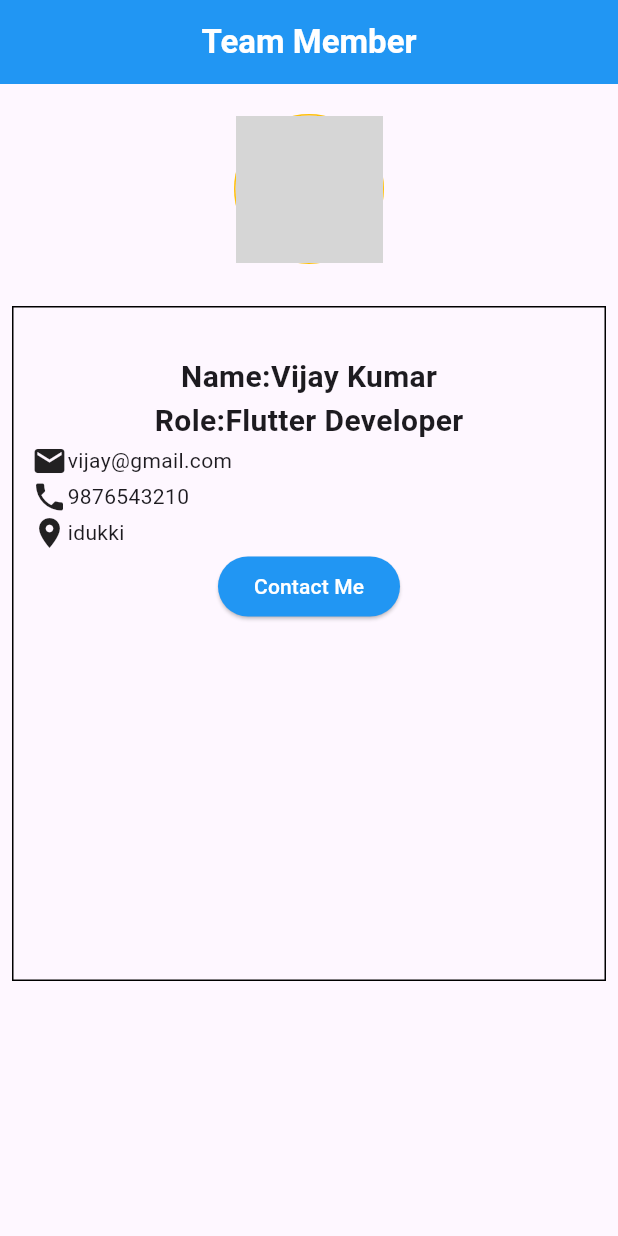
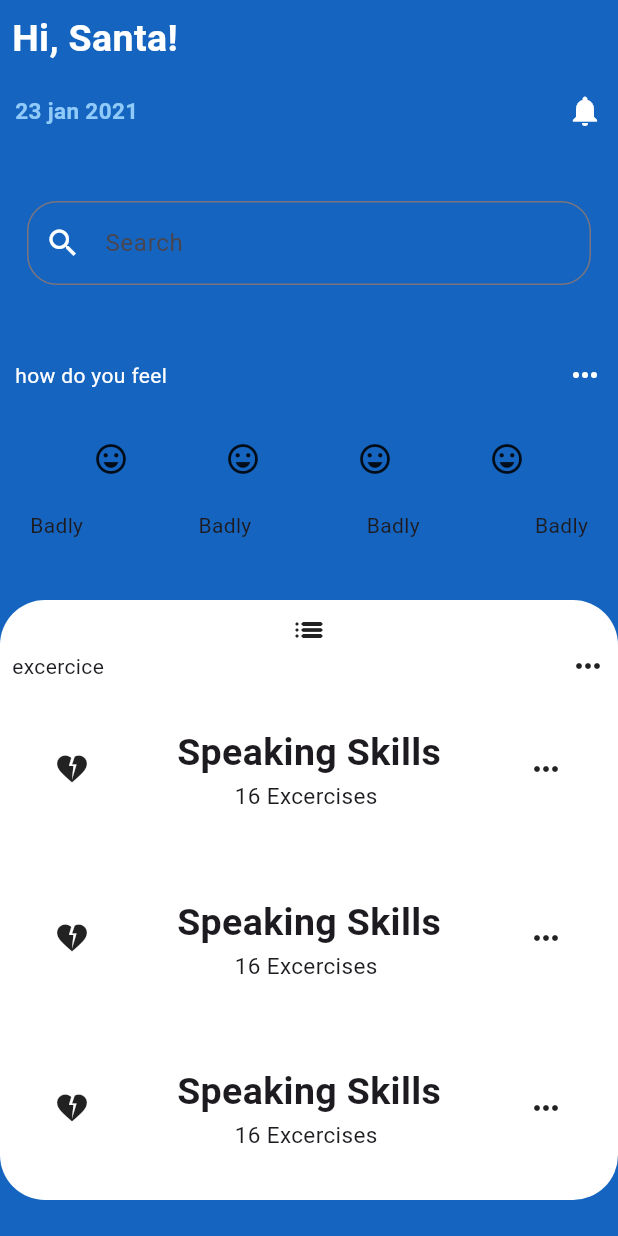
Before and after one commit to prasanth-webdocs/flutterdev, a Flutter app: the screen it shows after launch, on a phone screen of 412 x 824 dp. Run offline on Flutter 3.47's test engine with Material 3 defaults, Android fonts, the phone set to English and light mode, and no system bars; grey boxes are pictures that could not be loaded.

Commit message:
new tasks completed

```diff
--- /dev/null
+++ b/lib/30/p4.dart
@@ -0,0 +1,186 @@
+import 'package:flutter/material.dart';
+
+class Homepage extends StatefulWidget {
+  const Homepage({super.key});
+
+  @override
+  State<Homepage> createState() => _HomepageState();
+}
+
+class _HomepageState extends State<Homepage> {
+  @override
+  Widget build(BuildContext context) {
+    return Scaffold(
+      backgroundColor: Colors.blue[800],
+
+      body: SingleChildScrollView(
+        child: Column(
+          mainAxisAlignment: MainAxisAlignment.start,
+          children: [
+            Padding(
+              padding: const EdgeInsets.all(8.0),
+              child: Row(
+                mainAxisAlignment: MainAxisAlignment.start,
+                children: [
+                  Text(
+                    "Hi, Santa!",
+                    style: TextStyle(
+                      color: Colors.white,
+                      fontWeight: FontWeight.bold,
+                      fontSize: 25,
+                    ),
+                  ),
+                ],
+              ),
+            ),
+            Padding(
+              padding: const EdgeInsets.all(10.0),
+              child: Row(
+                mainAxisAlignment: MainAxisAlignment.spaceBetween,
+                children: [
+                  Text(
+                    "23 jan 2021",
+                    style: TextStyle(
+                      color: Colors.blue[200],
+                      fontWeight: FontWeight.bold,
+                      fontSize: 15,
+                    ),
+                  ),
+                  Icon(Icons.notifications, color: Colors.white),
+                ],
+              ),
+            ),
+            SizedBox(height: 20),
+            Padding(
+              padding: const EdgeInsets.all(18.0),
+              child: TextField(
+                decoration: InputDecoration(
+                  prefixIcon: Icon(Icons.search, color: Colors.white),
+                  hintText: "Search",
+                  border: OutlineInputBorder(
+                    borderRadius: BorderRadius.circular(20),
+                  ),
+                ),
+              ),
+            ),
+            SizedBox(height: 20),
+            Padding(
+              padding: const EdgeInsets.all(10.0),
+              child: Row(
+                mainAxisAlignment: MainAxisAlignment.spaceBetween,
+                children: [
+                  Text(
+                    "how do you feel",
+                    style: TextStyle(color: Colors.white),
+                  ),
+                  Icon(Icons.more_horiz, color: Colors.white),
+                ],
+              ),
+            ),
+            Padding(
+              padding: const EdgeInsets.all(10.0),
+              child: Column(
+                children: [
+                  OverflowBar(
+                    children: [
+                      MaterialButton(
+                        onPressed: () {},
+                        child: Icon(Icons.emoji_emotions_outlined),
+                      ),
+                      MaterialButton(
+                        onPressed: () {},
+                        child: Icon(Icons.emoji_emotions_outlined),
+                      ),
+                      MaterialButton(
+                        onPressed: () {},
+                        child: Icon(Icons.emoji_emotions_outlined),
+                      ),
+                      MaterialButton(
+                        onPressed: () {},
+                        child: Icon(Icons.emoji_emotions_outlined),
+                      ),
+                    ],
+                  ),
+                  Padding(
+                    padding: const EdgeInsets.all(10.0),
+                    child: Row(
+                      mainAxisAlignment: MainAxisAlignment.spaceBetween,
+                      children: [
+                        Text("Badly"),
+                        Text("Badly"),
+                        Text("Badly"),
+                        Text("Badly"),
+                      ],
+                    ),
+                  ),
+                ],
+              ),
+            ),
+            SizedBox(height: 20),
+            Container(
+              height: 400,
+              width: double.infinity,
+              decoration: BoxDecoration(
+                color: Colors.white,
+                borderRadius: BorderRadius.circular(30),
+              ),
+              child: Padding(
+                padding: const EdgeInsets.all(8.0),
+                child: SingleChildScrollView(
+                  child: Column(
+                    children: [
+                      Icon(Icons.list_rounded),
+                      Row(
+                        mainAxisAlignment: MainAxisAlignment.spaceBetween,
+                        children: [
+                          Text("excercice"),
+                          Icon(Icons.more_horiz_outlined),
+                        ],
+                      ),
+                      taskcard(),
+                      taskcard(),
+                      taskcard(),
+                      taskcard(),
+                      taskcard(),
+                    ],
+                  ),
+                ),
+              ),
+            ),
+          ],
+        ),
+      ),
+    );
+  }
+}
+
+class taskcard extends StatelessWidget {
+  const taskcard({super.key});
+
+  @override
+  Widget build(BuildContext context) {
+    return Padding(
+      padding: const EdgeInsets.all(28.0),
+      child: Column(
+        children: [
+          Row(
+            mainAxisAlignment: MainAxisAlignment.spaceBetween,
+            children: [
+              Icon(Icons.heart_broken),
+              Column(
+                children: [
+                  Text(
+                    "Speaking Skills",
+                    style: TextStyle(fontSize: 25, fontWeight: FontWeight.bold),
+                  ),
+                  Text("16 Excercises ", style: TextStyle(fontSize: 15)),
+                ],
+              ),
+              Icon(Icons.more_horiz),
+            ],
+          ),
+        ],
+      ),
+    );
+  }
+}
--- a/lib/main.dart
+++ b/lib/main.dart
@@ -1,5 +1,5 @@
 import 'package:flutter/material.dart';
-import '30/day1.dart';
+import '30/p4.dart';
 
 void main() {
   runApp(MyApp());
@@ -10,6 +10,6 @@ class MyApp extends StatelessWidget {
 
   @override
   Widget build(BuildContext context) {
-    return BasicUI();
+    return MaterialApp(debugShowCheckedModeBanner: false, home: Homepage());
   }
 }
```
Also changed, not shown: lib/30/p2.dart (added, +35 -0 lines), lib/30/p3.dart (added, +63 -0 lines), lib/30/p1.dart (renamed from lib/30/day1.dart).
